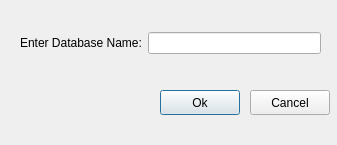
Before: the Qt Designer form createDatabase.ui in rudyleiva93/DatabaseBrowserApp, drawn with Qt 5.
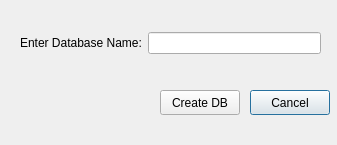
After: the same form once the commit is applied.

```diff
--- a/createDatabase.ui
+++ b/createDatabase.ui
@@ -13,19 +13,6 @@
   <property name="windowTitle">
    <string>Create Database</string>
   </property>
-  <widget class="QPushButton" name="pushButton">
-   <property name="geometry">
-    <rect>
-     <x>160</x>
-     <y>90</y>
-     <width>80</width>
-     <height>25</height>
-    </rect>
-   </property>
-   <property name="text">
-    <string>Ok</string>
-   </property>
-  </widget>
   <widget class="QPushButton" name="pushButton_2">
    <property name="geometry">
     <rect>
@@ -61,6 +48,19 @@
     </item>
    </layout>
   </widget>
+  <widget class="QPushButton" name="pushButton_createDB">
+   <property name="geometry">
+    <rect>
+     <x>160</x>
+     <y>90</y>
+     <width>80</width>
+     <height>25</height>
+    </rect>
+   </property>
+   <property name="text">
+    <string>Create DB</string>
+   </property>
+  </widget>
  </widget>
  <resources/>
  <connections/>
```
